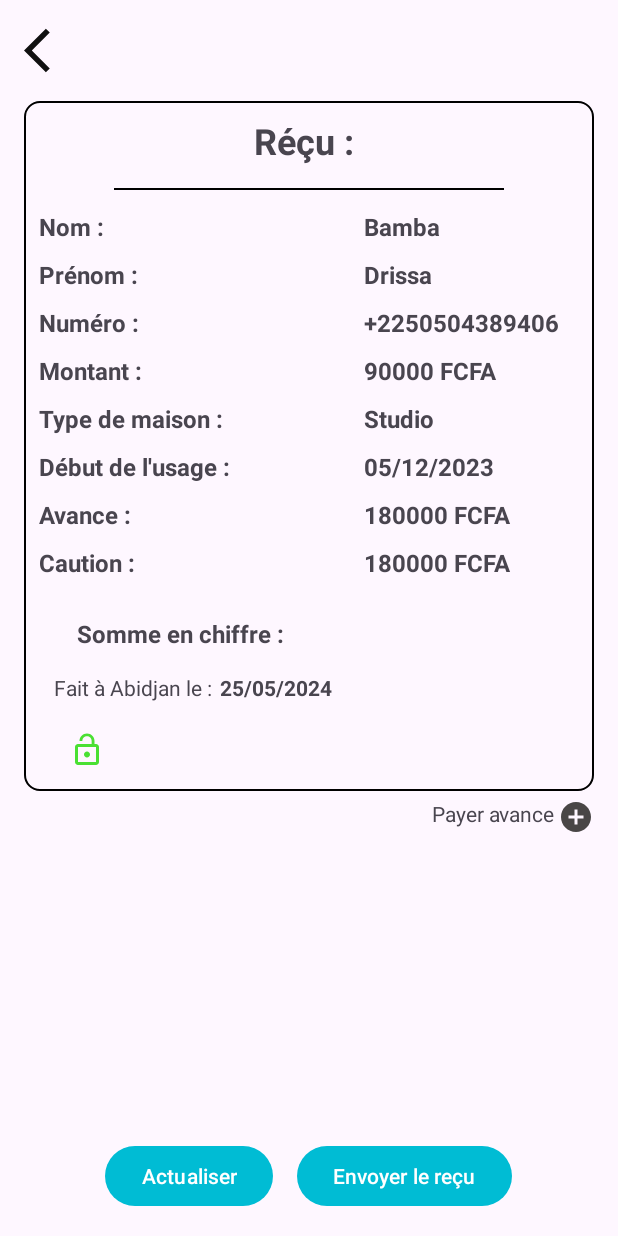
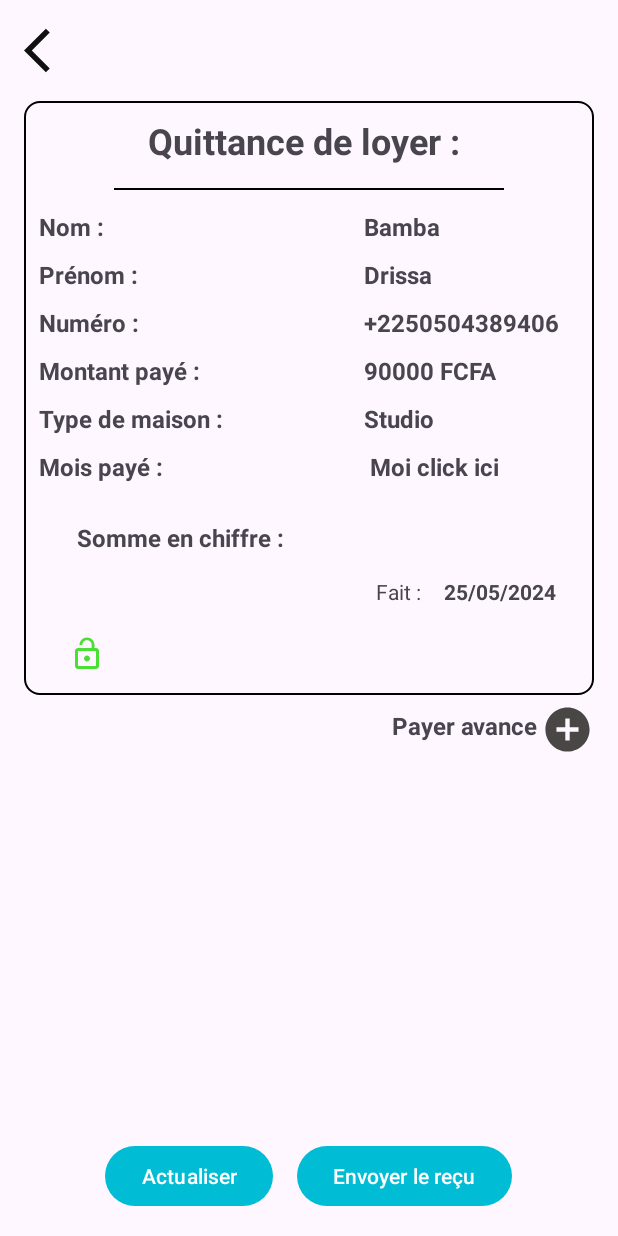
Before and after one commit to drisco/Locabill, an Android app: the layout activity_new_ticket.xml on its own in the app's theme, with its tools: preview values and no code run, on a phone screen of 412 x 824 dp. Run offline under Robolectric (Android 15) with nearby library versions, the phone set to English and light mode, and no system bars.

```diff
--- a/app/build.gradle.kts
+++ b/app/build.gradle.kts
@@ -43,6 +43,7 @@ dependencies {
     implementation("androidx.biometric:biometric:1.1.0")
     implementation("de.hdodenhof:circleimageview:3.1.0")
     implementation("com.journeyapps:zxing-android-embedded:4.3.0")
-
+    implementation ("com.github.bumptech.glide:glide:4.12.0")
+    annotationProcessor ("com.github.bumptech.glide:compiler:4.12.0")
 
 }
--- a/app/src/main/res/layout/activity_new_ticket.xml
+++ b/app/src/main/res/layout/activity_new_ticket.xml
@@ -16,50 +16,59 @@
             style="@style/imageShow"
             android:src="@drawable/back"/>
     </RelativeLayout>
+
     <ScrollView
+        android:layout_width="match_parent"
+        android:layout_height="match_parent"
+        android:layout_above="@+id/bn"
         android:layout_below="@+id/yout1"
-        android:layout_width="match_parent"
-        android:layout_height="match_parent">
+        android:paddingBottom="10dp"
+        android:layout_marginBottom="10dp">
+
         <RelativeLayout
+            android:id="@+id/recuId"
             android:layout_width="match_parent"
             android:layout_height="wrap_content"
-            android:id="@+id/recuId"
             android:orientation="vertical">
+
             <RelativeLayout
-                android:background="@drawable/border_black"
                 android:id="@+id/detailsLayout"
                 android:layout_width="match_parent"
                 android:layout_height="wrap_content"
+                android:layout_marginTop="16dp"
+                android:background="@drawable/border_black"
                 android:paddingStart="10dp"
+                android:paddingTop="10dp"
                 android:paddingEnd="10dp"
-                android:paddingTop="10dp"
-                android:paddingBottom="0dp"
-                android:layout_marginTop="16dp">
+                android:paddingBottom="0dp">
+
                 <TextView
                     android:id="@+id/titre"
                     android:layout_width="wrap_content"
+                    android:layout_height="wrap_content"
                     android:layout_centerHorizontal="true"
-                    android:layout_height="wrap_content"
-                    android:text="Réçu : "
+                    android:text="Quittance de loyer : "
                     android:textSize="24sp"
                     android:textStyle="bold" />
+
                 <View
                     android:layout_width="match_parent"
                     android:layout_height="1dp"
                     android:layout_below="@+id/titre"
                     android:layout_marginStart="50sp"
+                    android:layout_marginTop="15dp"
                     android:layout_marginEnd="50sp"
-                    android:layout_marginTop="15dp"
                     android:background="@android:color/black" />
+
                 <LinearLayout
                     android:id="@+id/l1"
                     android:layout_width="wrap_content"
-                    android:layout_marginTop="30sp"
+                    android:layout_height="wrap_content"
 
-                    android:layout_height="wrap_content"
                     android:layout_below="@+id/titre"
                     android:layout_alignParentStart="true"
                     android:layout_marginStart="0dp"
+                    android:layout_marginTop="30sp"
                     android:layout_marginEnd="10dp"
                     android:layout_toStartOf="@+id/ll2"
                     android:orientation="vertical">
@@ -70,44 +79,47 @@
                         android:text="Nom : "
                         android:textSize="16sp"
                         android:textStyle="bold" />
+
                     <TextView
                         android:layout_width="wrap_content"
                         android:layout_height="wrap_content"
+                        android:layout_marginTop="10dp"
                         android:text="Prénom : "
-                        android:layout_marginTop="10dp"
                         android:textSize="16sp"
                         android:textStyle="bold" />
 
                     <TextView
                         android:layout_width="wrap_content"
                         android:layout_height="wrap_content"
+                        android:layout_marginTop="10dp"
                         android:text="Numéro : "
-                        android:layout_marginTop="10dp"
                         android:textSize="16sp"
                         android:textStyle="bold" />
 
                     <TextView
                         android:layout_width="wrap_content"
                         android:layout_height="wrap_content"
-                        android:text="Montant : "
                         android:layout_marginTop="10dp"
+                        android:text="Montant payé : "
                         android:textSize="16sp"
                         android:textStyle="bold" />
+
                     <TextView
                         android:layout_width="wrap_content"
                         android:layout_height="wrap_content"
+                        android:layout_marginTop="10dp"
                         android:text="Type de maison : "
-                        android:layout_marginTop="10dp"
                         android:textSize="16sp"
                         android:textStyle="bold" />
+
                     <TextView
                         android:layout_width="wrap_content"
                         android:layout_height="wrap_content"
-                        android:text="Début de l'usage : "
                         android:layout_marginTop="10dp"
+                        android:text="Mois payé : "
                         android:textSize="16sp"
                         android:textStyle="bold" />
-                    <TextView
+                    <!--<TextView
                         android:layout_width="wrap_content"
                         android:layout_height="wrap_content"
                         android:text="Avance : "
@@ -120,16 +132,17 @@
                         android:text="Caution : "
                         android:layout_marginTop="10dp"
                         android:textSize="16sp"
-                        android:textStyle="bold" />
+                        android:textStyle="bold" />-->
                 </LinearLayout>
+
                 <LinearLayout
                     android:id="@+id/ll2"
                     android:layout_width="wrap_content"
-                    android:layout_marginTop="30sp"
                     android:layout_height="wrap_content"
                     android:layout_below="@+id/titre"
+                    android:layout_alignParentEnd="true"
+                    android:layout_marginTop="30sp"
                     android:layout_marginEnd="5dp"
-                    android:layout_alignParentEnd="true"
                     android:orientation="vertical">
                     <!-- TextViews pour l'adresse, le type, la date -->
                     <TextView
@@ -144,8 +157,8 @@
                         android:id="@+id/userPrenom"
                         android:layout_width="wrap_content"
                         android:layout_height="wrap_content"
+                        android:layout_marginTop="10dp"
                         android:text="Drissa  "
-                        android:layout_marginTop="10dp"
                         android:textSize="16sp"
                         android:textStyle="bold" />
 
@@ -153,8 +166,8 @@
                         android:id="@+id/number"
                         android:layout_width="wrap_content"
                         android:layout_height="wrap_content"
+                        android:layout_marginTop="10dp"
                         android:text="+2250504389406  "
-                        android:layout_marginTop="10dp"
                         android:textSize="16sp"
                         android:textStyle="bold" />
 
@@ -162,27 +175,30 @@
                         android:id="@+id/montant"
                         android:layout_width="wrap_content"
                         android:layout_height="wrap_content"
+                        android:layout_marginTop="10dp"
                         android:text="90000 FCFA  "
-                        android:layout_marginTop="10dp"
                         android:textSize="16sp"
                         android:textStyle="bold" />
+
                     <TextView
                         android:id="@+id/type"
                         android:layout_width="wrap_content"
                         android:layout_height="wrap_content"
+                        android:layout_marginTop="10dp"
                         android:text="Studio "
-                        android:layout_marginTop="10dp"
                         android:textSize="16sp"
                         android:textStyle="bold" />
+
                     <TextView
                         android:id="@+id/debut"
                         android:layout_width="wrap_content"
                         android:layout_height="wrap_content"
-                        android:text="05/12/2023 "
                         android:layout_marginTop="10dp"
+                        android:text=" Moi click ici "
                         android:textSize="16sp"
                         android:textStyle="bold" />
-                    <TextView
+
+                    <!--<TextView
                         android:id="@+id/avance"
                         android:layout_width="wrap_content"
                         android:layout_height="wrap_content"
@@ -197,36 +213,39 @@
                         android:text="180000 FCFA "
                         android:layout_marginTop="10dp"
                         android:textSize="16sp"
-                        android:textStyle="bold" />
+                        android:textStyle="bold" />-->
                 </LinearLayout>
+
                 <TextView
                     android:id="@+id/s_chiffre"
                     android:layout_width="wrap_content"
+                    android:layout_height="wrap_content"
+                    android:layout_below="@+id/l1"
+                    android:layout_marginStart="25dp"
                     android:layout_marginTop="25dp"
-                    android:layout_below="@+id/l1"
-                    android:textStyle="bold"
-                    android:layout_marginStart="25dp"
+                    android:text="Somme en chiffre : "
                     android:textSize="16sp"
-                    android:layout_height="wrap_content"
-                    android:text="Somme en chiffre : " />
+                    android:textStyle="bold" />
 
                 <TextView
                     android:id="@+id/textViewPaymentDate"
                     android:layout_width="wrap_content"
                     android:layout_height="wrap_content"
+                    android:layout_below="@+id/s_chiffre"
+                    android:layout_marginStart="10dp"
                     android:layout_marginTop="15dp"
-                    android:layout_marginStart="10dp"
-                    android:layout_below="@+id/s_chiffre"
-                    android:text="Fait à Abidjan le :" />
+                    android:layout_marginEnd="15dp"
+                    android:layout_toStartOf="@+id/date"
+                    android:text="Fait :" />
 
                 <TextView
                     android:id="@+id/date"
                     android:layout_width="wrap_content"
                     android:layout_height="wrap_content"
                     android:layout_below="@+id/s_chiffre"
-                    android:layout_marginStart="5dp"
+                    android:layout_alignParentEnd="true"
                     android:layout_marginTop="15dp"
-                    android:layout_toEndOf="@+id/textViewPaymentDate"
+                    android:layout_marginEnd="15dp"
                     android:text="25/05/2024"
                     android:textStyle="bold"
                     tools:ignore="DuplicateIds" />
@@ -239,48 +258,68 @@
                     android:layout_below="@+id/textViewPaymentDate"
                     android:layout_marginStart="20dp"
                     android:layout_marginTop="20dp"
-                    android:background="@android:color/transparent"
                     android:layout_marginEnd="20dp"
                     android:layout_marginBottom="15dp"
+                    android:background="@android:color/transparent"
                     android:src="@drawable/iv_open" />
 
+                <ImageView
+                    android:id="@+id/other"
+                    android:layout_width="wrap_content"
+                    android:layout_height="wrap_content"
+                    android:layout_below="@+id/textViewPaymentDate"
+                    android:layout_marginStart="20dp"
+                    android:layout_marginTop="20dp"
+                    android:layout_marginEnd="20dp"
+                    android:layout_marginBottom="15dp"
+                    android:background="@android:color/transparent"
+                    android:src="@drawable/iv_open"
+                    android:visibility="gone" />
             </RelativeLayout>
+
             <RelativeLayout
                 android:id="@+id/re1"
-                android:layout_below="@+id/detailsLayout"
                 android:layout_width="match_parent"
-                android:layout_height="wrap_content">
+                android:layout_height="wrap_content"
+                android:layout_below="@+id/detailsLayout">
 
                 <TextView
                     android:id="@+id/payer"
                     android:layout_width="wrap_content"
                     android:layout_height="wrap_content"
                     android:layout_marginTop="5dp"
+                    android:textSize="16dp"
+                    android:textStyle="bold"
+                    android:layout_centerVertical="true"
                     android:layout_marginEnd="2dp"
                     android:layout_toStartOf="@+id/plus"
                     android:text="Payer avance" />
 
                 <ImageView
                     android:id="@+id/plus"
-                    android:layout_width="wrap_content"
+                    android:layout_width="35dp"
+                    android:layout_height="35dp"
+                    android:layout_alignParentEnd="true"
                     android:layout_marginTop="5dp"
-                    android:layout_height="wrap_content"
-                    android:layout_alignParentEnd="true"
-                    android:src="@drawable/add"/>
+                    android:src="@drawable/add" />
 
             </RelativeLayout>
+
             <RelativeLayout
+                android:id="@+id/show"
                 android:layout_width="match_parent"
+                android:layout_height="wrap_content"
                 android:layout_below="@+id/re1"
-                android:id="@+id/show"
-                android:visibility="gone"
-                android:layout_height="wrap_content">
+                android:background="@drawable/new_border"
+                android:padding="5dp"
+                android:visibility="gone">
 
                 <EditText
                     android:id="@+id/edit"
                     android:layout_width="120dp"
                     android:layout_height="wrap_content"
                     android:layout_marginStart="10dp"
+                    android:layout_marginTop="20dp"
                     android:layout_marginEnd="15dp"
                     android:layout_toStartOf="@+id/buttonPrintReceipt"
                     android:layout_toEndOf="@+id/tt"
@@ -292,20 +331,43 @@
                     android:id="@+id/buttonPrintReceipt"
                     android:layout_width="wrap_content"
                     android:layout_height="wrap_content"
+                    android:layout_alignParentEnd="true"
+                    android:layout_marginTop="20dp"
+                    android:background="@drawable/new_border"
+                    android:backgroundTint="@color/green"
                     android:padding="5dp"
+                    android:text="Actualiser"
                     android:textColor="@color/white"
-                    android:textStyle="bold"
-                    android:backgroundTint="@color/green"
-                    android:background="@drawable/bg_rect"
-                    android:layout_alignParentEnd="true"
-                    android:text="Actualiser"
-                     />
+                    android:textStyle="bold" />
+
                 <TextView
                     android:id="@+id/tt"
                     android:layout_width="wrap_content"
                     android:layout_height="wrap_content"
+                    android:layout_marginTop="20dp"
                     android:text="Saisisser le montant : "
                     android:textSize="16sp"
+                    android:textStyle="bold" />
+
+                <ImageView
+                    android:id="@+id/pick"
+                    android:layout_width="wrap_content"
+                    android:layout_height="wrap_content"
+                    android:layout_below="@+id/edit"
+                    android:layout_marginStart="20dp"
+                    android:layout_marginTop="20dp"
+                    android:src="@drawable/lock" />
+
+                <TextView
+                    android:id="@+id/date0"
+                    android:layout_width="wrap_content"
+                    android:layout_height="wrap_content"
+                    android:layout_below="@+id/edit"
+                    android:layout_marginStart="16dp"
+                    android:layout_marginTop="20dp"
+                    android:layout_toEndOf="@+id/pick"
+                    android:text="Cliquer pour changer le mois payé : "
+                    android:textSize="14sp"
                     android:textStyle="bold" />
             </RelativeLayout>
         </RelativeLayout>
@@ -313,6 +375,7 @@
     </ScrollView>
 
     <LinearLayout
+        android:id="@+id/bn"
         android:layout_width="match_parent"
         android:layout_height="wrap_content"
         android:layout_alignParentBottom="true"
```
Also changed, not shown: app/src/main/java/com/example/notificationapp/List_of_tenants.java (+9 -1 lines), app/src/main/java/com/example/notificationapp/New_ticket.java (+74 -24 lines), app/src/main/java/com/example/notificationapp/UpdateTenant.java (+12 -2 lines).
